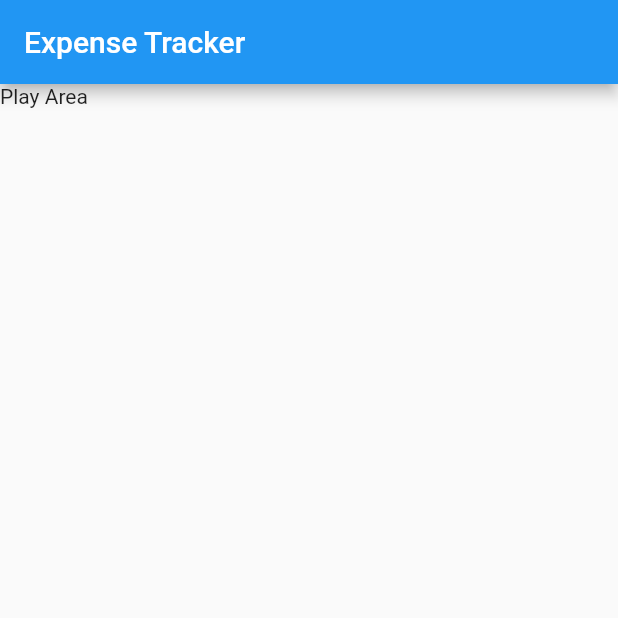
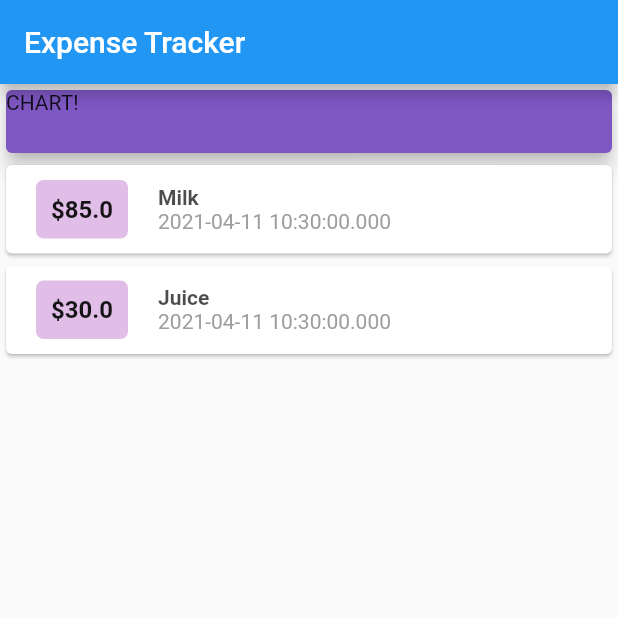
Before and after one commit to tejasbagal1/Expense-Manager, a Flutter app: the screen it shows after launch, on a phone screen of 412 x 824 dp, the top half of it. Run offline on Flutter 3.47's test engine with Material 2 defaults, Android fonts, the phone set to English and light mode, and no system bars.

Commit message:
created basic struct, added tx as column and styled it

```diff
--- a/lib/main.dart
+++ b/lib/main.dart
@@ -1,3 +1,4 @@
+import 'package:expence_tracker/transaction.dart';
 import 'package:flutter/material.dart';
 
 void main() {
@@ -15,13 +16,100 @@ class MyApp extends StatelessWidget {
 }
 
 class MyHomePage extends StatelessWidget {
+  List<Card> lc = [];
+
+  final List<Transaction> transactions = [
+    Transaction(
+      id: "t1",
+      title: "Milk",
+      amount: 85,
+      date: DateTime.now(),
+    ),
+    Transaction(
+      id: "t2",
+      title: "Juice",
+      amount: 30,
+      date: DateTime.now(),
+    ),
+  ];
+
   @override
   Widget build(BuildContext context) {
     return Scaffold(
       appBar: AppBar(
         title: Text("Expense Tracker"),
       ),
-      body: Text("Play Area"),
+      body: Column(
+        // we want to divide homepage into chart and list 1 above other
+
+        children: [
+          Container(
+            width: double.infinity,
+            height: 50,
+            child: Card(
+              elevation: 5,
+              color: Colors.deepPurple.shade400,
+              child: Text("CHART!"),
+            ),
+          ),
+          Column(
+            children: [
+              ...transactions.map((tx) {
+                return Card(
+                  child: Row(
+                    children: [
+                      Container(
+                        alignment: Alignment.center,
+                        margin: EdgeInsets.symmetric(
+                          vertical: 10,
+                          horizontal: 20,
+                        ),
+                        padding: EdgeInsets.symmetric(
+                          vertical: 10,
+                          horizontal: 10,
+                        ),
+                        decoration: BoxDecoration(
+                          borderRadius: BorderRadius.all(
+                            Radius.circular(5),
+                          ),
+                          color: Colors.purple.shade100,
+                        ),
+                        //width: 65,
+                        child: Text(
+                          "\$${tx.amount}",
+                          style: TextStyle(
+                            fontSize: 16,
+                            fontWeight: FontWeight.w700,
+                            color: Colors.black.withOpacity(0.9),
+                          ),
+                        ),
+                      ),
+                      Column(
+                        crossAxisAlignment: CrossAxisAlignment.start,
+                        children: [
+                          Text(
+                            tx.title,
+                            style: TextStyle(
+                              fontSize: 14,
+                              fontWeight: FontWeight.w700,
+                              color: Colors.black.withOpacity(0.7),
+                            ),
+                          ),
+                          Text(tx.date.toString(),
+                            style: TextStyle(
+                              color: Colors.grey,
+                            ),
+                          ),
+                        ],
+                      )
+                    ],
+                  ),
+                );
+              }).toList(),
+            ],
+          )
+        ],
+      ),
     );
   }
 }
```
